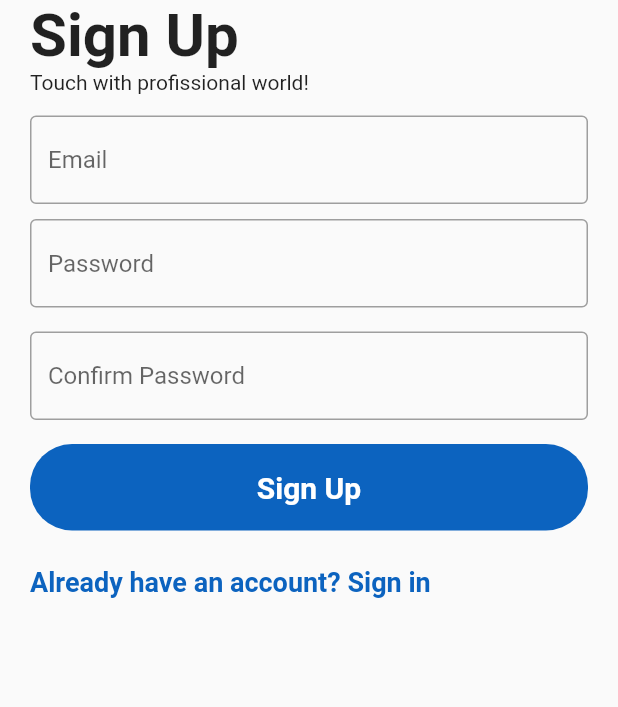
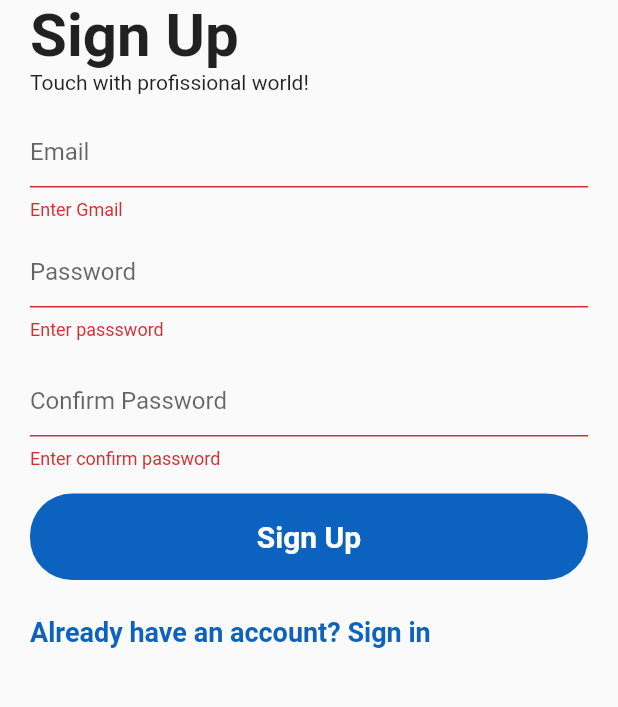
Before and after one commit to Hashimkhann1/linkedin-flutter-clone, a Flutter app: the SignUpView screen opened directly, after a tap on "Sign Up", on a phone screen of 412 x 824 dp, the part 338-1045 px from its top. Run offline on Flutter 3.47's test engine with Material 2 defaults, Android fonts, the phone set to English and light mode, and no system bars; our stand-ins replace firebase_auth, firebase_core, get; accounts and stored records are empty.

Commit message:
Signing up is completed

```diff
--- a/lib/view/auth_view/signup_view/signup_view.dart
+++ b/lib/view/auth_view/signup_view/signup_view.dart
@@ -1,13 +1,18 @@
 import 'package:flutter/material.dart';
+import 'package:get/get.dart';
 import 'package:linkedinclone/res/app_colors/app_colors.dart';
 import 'package:linkedinclone/res/constant.dart';
 import 'package:linkedinclone/res/widgets/my_text_button_widget.dart';
 import 'package:linkedinclone/res/widgets/my_text_widget.dart';
 import 'package:linkedinclone/res/widgets/my_textformfield_widget.dart';
 import 'package:linkedinclone/view_model/auth/auth_view_model.dart';
+import 'package:linkedinclone/view_model/getx/loading_getx/loading_getx.dart';
 
 class SignUpView extends StatelessWidget {
   SignUpView({super.key});
+
+  // form key
+  final _formKey = GlobalKey<FormState>();
 
   final TextEditingController _emailController = TextEditingController();
   final TextEditingController _passwordController = TextEditingController();
@@ -15,6 +20,8 @@ class SignUpView extends StatelessWidget {
       TextEditingController();
 
   final AuthViewModel authViewModel = AuthViewModel();
+  // initilazing LoadinGetx
+  final LoadingGetx loadingGetx = Get.put(LoadingGetx());
 
   @override
   Widget build(BuildContext context) {
@@ -36,26 +43,49 @@ class SignUpView extends StatelessWidget {
                   width: 130,
                   height: 110,
                 ),
-                MyText(
+                const MyText(
                   title: "Sign Up",
                   fontSize: 40,
                   fontWeight: FontWeight.bold,
                 ),
-                MyText(title: 'Touch with profissional world!'),
+                const MyText(title: 'Touch with profissional world!'),
                 const SizedBox(
                   height: 14,
                 ),
-
+                Form(
+                  key: _formKey,
+                    child:
+                Column(
+                  children: [
                     // email textfield
                     MyTextFormField(
-                    hintText: "Email", controller: _emailController),
+                      hintText: "Email",
+                      controller: _emailController,
+                      validator: (value) {
+                        if(value!.isEmpty){
+                          return "Enter Gmail";
+                        }else if(!value.contains('@gmail.com')){
+                          return "Invalid gmail";
+                        };
+                      },
+                    ),
                     const SizedBox(
                       height: 10,
                     ),
 
                     // password textfield
                     MyTextFormField(
-                    hintText: "Password", controller: _passwordController),
+                      hintText: "Password",
+                      controller: _passwordController,
+                      obscureText: true,
+                      validator: (value) {
+                        if(value!.isEmpty){
+                          return "Enter passsword";
+                        }else if(value.length <= 7){
+                          return "Password must be grather than 7 charcaters";
+                        };
+                      },
+                    ),
                     const SizedBox(
                       height: 16,
                     ),
@@ -63,12 +93,24 @@ class SignUpView extends StatelessWidget {
                     // confirm password
                     MyTextFormField(
                       hintText: "Confirm Password",
-                    controller: _confirmPasswordController),
+                      controller: _confirmPasswordController,
+                      obscureText: true,
+                      validator: (value) {
+                        if(value!.isEmpty){
+                          return "Enter confirm password";
+                        }else if(value != _passwordController.text){
+                          return "Confiem password not matched";
+                        };
+                      },
+                    ),
+                  ],
+                )),
+
                 const SizedBox(
                   height: 16,
                 ),
                 // sign in button
-                MyTextButton(
+                Obx(() => MyTextButton(
                   title: 'Sign Up',
                   fontSize: 20,
                   fontWeight: FontWeight.bold,
@@ -78,10 +120,14 @@ class SignUpView extends StatelessWidget {
                   height: height * 0.07,
                   borderRadius: BorderRadius.circular(28),
                   alignment: Alignment.center,
+                  loading: loadingGetx.isLoading.value,
+                  loadingColor: AppCollors.whiteColor,
                   onTap: () {
+                    if(_formKey.currentState!.validate()){
                       authViewModel.signUp(context, _emailController.text.toString(), _passwordController.text.toString());
+                    }
                   },
-                ),
+                ),),
                 const SizedBox(
                   height: 24,
                 ),
```
Lines whose indentation alone changed are shown as unchanged.
